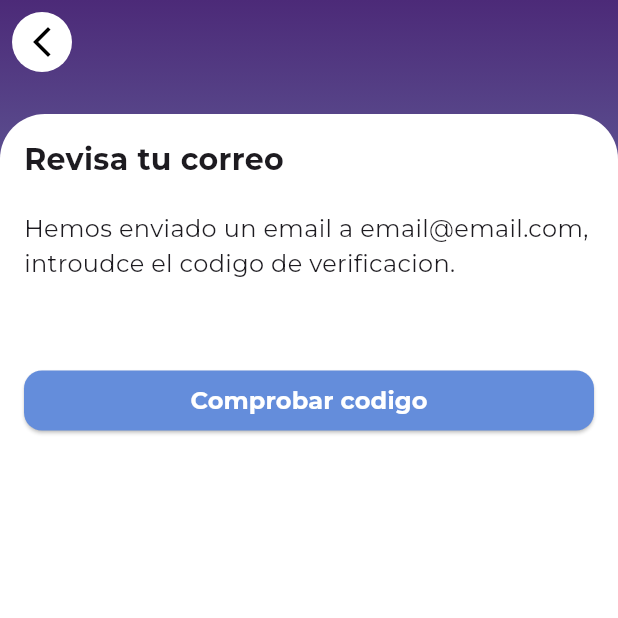
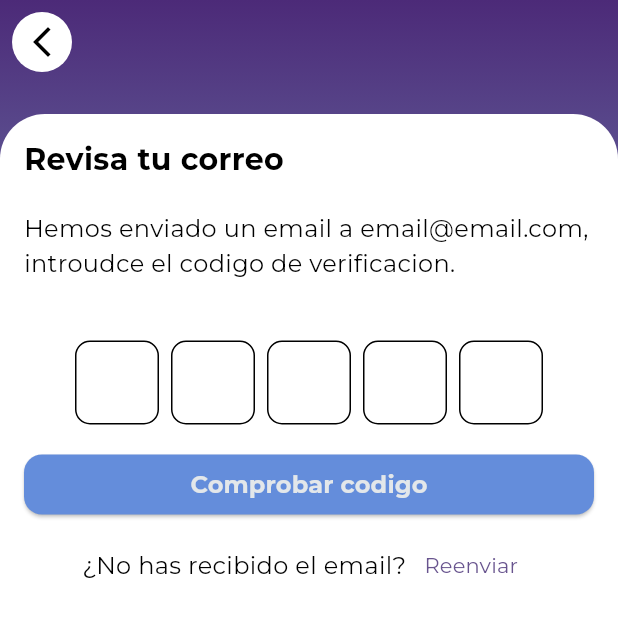
Before and after one commit to iordanericdam/app_mochila, a Flutter app: the VerificationScreen screen opened directly, on a phone screen of 412 x 824 dp, the top half of it. Run offline on Flutter 3.47's test engine with Material 3 defaults, Android fonts, the light colour scheme and no system bars; drawn by our look-alikes of pinput.

Commit message:
cambios en la recuperacion de la cuenta
De ese apartado solo queda implementar logica.

```diff
--- a/lib/presentation/screens/forgot_password_screen.dart
+++ b/lib/presentation/screens/forgot_password_screen.dart
@@ -4,6 +4,7 @@ import 'package:app_mochila/presentation/widgets/custom_input.dart';
 import 'package:app_mochila/presentation/widgets/white_base_container.dart';
 import 'package:app_mochila/services/form_validator.dart';
 import 'package:app_mochila/styles/app_colors.dart';
+import 'package:app_mochila/styles/app_text_style.dart';
 import 'package:app_mochila/styles/base_scaffold.dart';
 import 'package:app_mochila/styles/constants.dart';
 import 'package:flutter/material.dart';
@@ -33,13 +34,11 @@ class _ForgotPasswordScreenState extends State<ForgotPasswordScreen> {
             children: [
               const Text(
                 "Recuperar contraseña",
-                style: TextStyle(fontSize: 20, fontWeight: FontWeight.bold),
+                style: AppTextStyle.title,
               ),
               sizedBox,
-              const Text(
-                "Introduce tu email para poder cambiar la contraseña",
-                style: TextStyle(fontSize: 16, fontWeight: FontWeight.w400),
-              ),
+              const Text("Introduce tu email para poder cambiar la contraseña",
+                  style: AppTextStyle.normal),
               sizedBox,
               CustomInput(
                   hintText: "Introduce tu email",
--- a/lib/presentation/screens/verification_screen.dart
+++ b/lib/presentation/screens/verification_screen.dart
@@ -1,10 +1,14 @@
+import 'dart:math';
+
 import 'package:app_mochila/presentation/screens/new_password_screen.dart';
 import 'package:app_mochila/presentation/widgets/buttons.dart';
 import 'package:app_mochila/presentation/widgets/white_base_container.dart';
 import 'package:app_mochila/styles/app_colors.dart';
+import 'package:app_mochila/styles/app_text_style.dart';
 import 'package:app_mochila/styles/base_scaffold.dart';
 import 'package:app_mochila/styles/constants.dart';
 import 'package:flutter/material.dart';
+import 'package:pinput/pinput.dart';
 
 class VerificationScreen extends StatefulWidget {
   const VerificationScreen({super.key});
@@ -14,7 +18,8 @@ class VerificationScreen extends StatefulWidget {
 }
 
 class _VerificationScreenState extends State<VerificationScreen> {
-  void _reloadScreen() {
+  final pinController = TextEditingController();
+  void _reloadScreen(pin) {
     Navigator.of(context).pushReplacement(
       MaterialPageRoute(builder: (context) => const VerificationScreen()),
     );
@@ -33,15 +38,31 @@ class _VerificationScreenState extends State<VerificationScreen> {
           children: [
             const Text(
               "Revisa tu correo",
-              style: TextStyle(fontSize: 20, fontWeight: FontWeight.bold),
+              style: AppTextStyle.title,
             ),
             sizedBox,
             const Text(
               "Hemos enviado un email a email@email.com, introudce el codigo de verificacion.",
-              style: TextStyle(fontSize: 16, fontWeight: FontWeight.w400),
+              style: AppTextStyle.normal,
             ),
             sizedBox,
             sizedBox,
+            SizedBox(
+              width: 600,
+              child: Pinput(
+                controller: pinController,
+                length: 5,
+                onCompleted: (pin) => _reloadScreen(pin),
+                defaultPinTheme: PinTheme(
+                  width: 56,
+                  height: 56,
+                  decoration: BoxDecoration(
+                    border: Border.all(),
+                    borderRadius: BorderRadius.circular(10),
+                  ),
+                ),
+              ),
+            ),
             sizedBox,
             SizedBox(
               height: 40,
@@ -53,11 +74,25 @@ class _VerificationScreenState extends State<VerificationScreen> {
                   Navigator.push(
                     context,
                     MaterialPageRoute(
-                        builder: (context) => NewPasswordScreen()),
+                        builder: (context) => const NewPasswordScreen()),
                   );
                 },
               ),
-            )
+            ),
+            kHalfSizedBox,
+            Align(
+                alignment: Alignment.center,
+                child: Row(
+                  mainAxisSize: MainAxisSize.min,
+                  // crossAxisAlignment: CrossAxisAlignment.start,
+                  children: [
+                    const Text(
+                      "¿No has recibido el email?",
+                      style: AppTextStyle.normal,
+                    ),
+                    TextButton(onPressed: () {}, child: const Text("Reenviar"))
+                  ],
+                ))
           ],
         )),
       ),
--- a/lib/presentation/widgets/buttons.dart
+++ b/lib/presentation/widgets/buttons.dart
@@ -1,3 +1,4 @@
+import 'package:app_mochila/styles/app_text_style.dart';
 import 'package:flutter/material.dart';
 
 class CustomElevatedButton extends StatelessWidget {
@@ -28,11 +29,7 @@ class CustomElevatedButton extends StatelessWidget {
         onPressed: onPressed,
         child: Text(
           text,
-          style: const TextStyle(
-            color: Colors.white,
-            fontWeight: FontWeight.bold,
-            fontSize: 16,
-          ),
+          style: AppTextStyle.buttonsWhite,
         ),
       ),
     );
--- a/lib/presentation/widgets/custom_input.dart
+++ b/lib/presentation/widgets/custom_input.dart
@@ -1,3 +1,4 @@
+import 'package:app_mochila/styles/app_text_style.dart';
 import 'package:flutter/material.dart';
 import '../../styles/app_colors.dart'; // Asegúrate de importar los colores si los tienes en otro archivo
 
@@ -36,7 +37,7 @@ class CustomInput extends StatelessWidget {
       decoration: InputDecoration(
         suffixIcon: suffixIcon,
         hintText: hintText,
-        hintStyle: TextStyle(color: Colors.grey[500]),
+        hintStyle: AppTextStyle.normal,
         filled: true,
         fillColor: Colors.grey[100],
         border: OutlineInputBorder(
--- a/lib/presentation/widgets/white_base_container.dart
+++ b/lib/presentation/widgets/white_base_container.dart
@@ -13,7 +13,7 @@ class WhiteBaseContainer extends StatelessWidget {
   Widget build(BuildContext context) {
     return Container(
         margin: const EdgeInsets.only(top: kDefaultPadding),
-        height: MediaQuery.of(context).size.height,
+        height: double.infinity,
         width: MediaQuery.of(context).size.width,
         decoration: whiteThing(),
         child: Padding(
--- a/lib/styles/app_text_style.dart
+++ b/lib/styles/app_text_style.dart
@@ -23,6 +23,13 @@ class AppTextStyle {
     color: AppColors.textColor,
   );
 
+  static const TextStyle buttonsWhite = TextStyle(
+    fontFamily: 'Montserrat',
+    fontSize: 16,
+    fontWeight: FontWeight.bold,
+    color: AppColors.backGroundInputColor,
+  );
+
   static const TextStyle normalBold = TextStyle(
     fontFamily: 'Montserrat',
     fontSize: 16,
@@ -30,7 +37,7 @@ class AppTextStyle {
     color: AppColors.textColor,
   );
 
-   static TextStyle normalGrey = TextStyle(
+  static TextStyle normalGrey = TextStyle(
     fontFamily: 'Montserrat',
     fontSize: 16,
     fontWeight: FontWeight.normal,
--- a/pubspec.yaml
+++ b/pubspec.yaml
@@ -34,6 +34,7 @@ dependencies:
   # The following adds the Cupertino Icons font to your application.
   # Use with the CupertinoIcons class for iOS style icons.
   cupertino_icons: ^1.0.8
+  pinput: ^5.0.1
 
 dev_dependencies:
   flutter_test:
```
Also changed, not shown: 1 other file.
